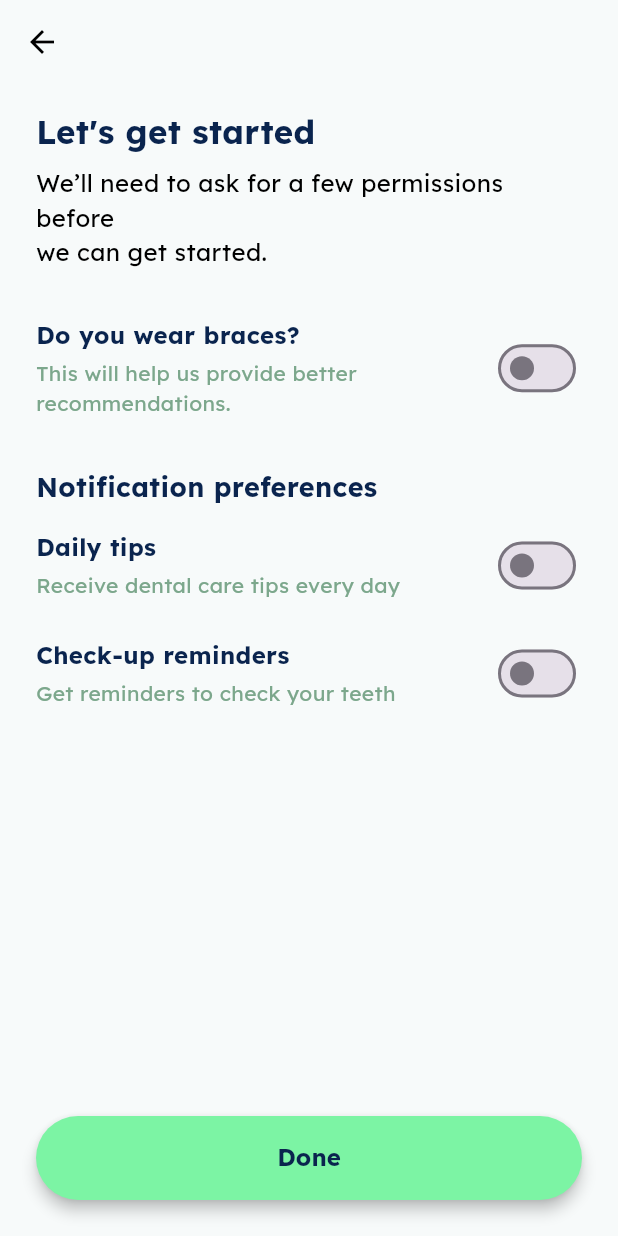
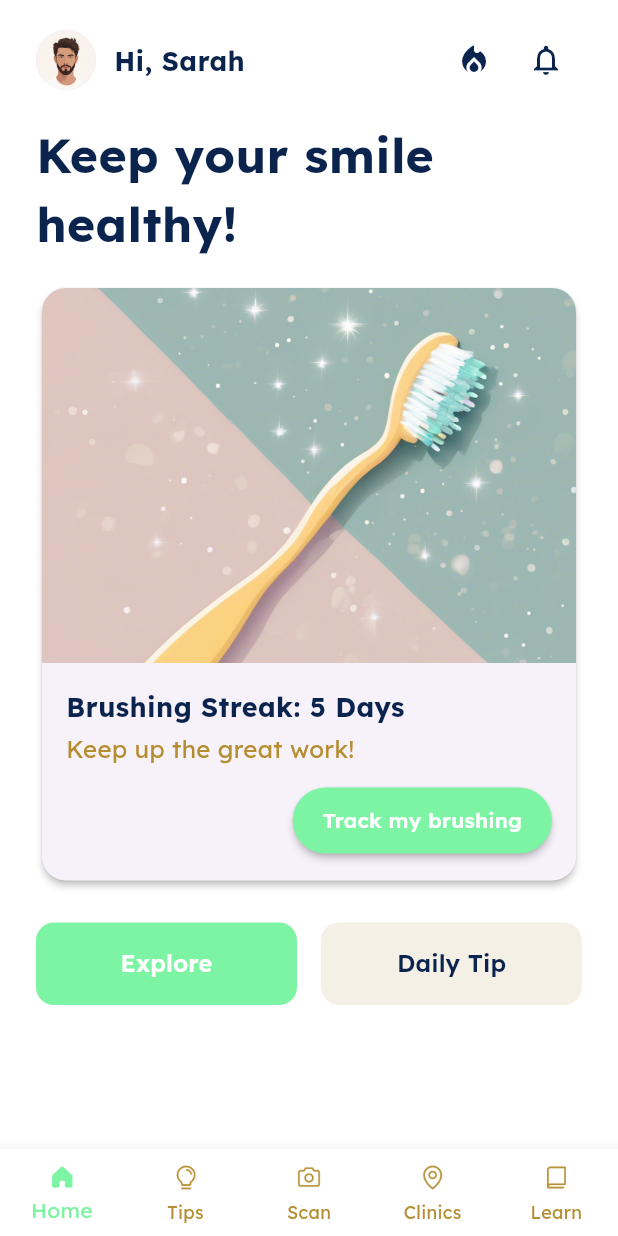
Before and after one commit to Elhameed/SmileSage, a Flutter app: the PermissionsScreen screen opened by its route, after a tap on "Done", on a phone screen of 412 x 824 dp. Run offline on Flutter 3.47's test engine with Material 3 defaults, Android fonts, the phone set to English and light mode, and no system bars; our stand-ins replace google_fonts.

Commit message:
created mock home page

```diff
--- a/smilesage/lib/main.dart
+++ b/smilesage/lib/main.dart
@@ -5,6 +5,7 @@ import 'screens/welcome_screen.dart';
 import 'screens/sign_up_screen.dart';
 import 'screens/login_screen.dart';
 import 'screens/permissions_screen.dart';
+import 'screens/home_screen.dart';
 import 'screens/scan_workflow_screen.dart';
 
 void main() => runApp(const DentalApp());
@@ -30,6 +31,7 @@ class DentalApp extends StatelessWidget {
         SignUpScreen.routeName: (_) => const SignUpScreen(),
         LoginScreen.routeName: (_) => const LoginScreen(),
         PermissionsScreen.routeName: (_) => const PermissionsScreen(),
+        HomeScreen.routeName: (_) => const HomeScreen(),
         ScanWorkflowScreen.routeName: (_) => const ScanWorkflowScreen(),
       },
     );
--- /dev/null
+++ b/smilesage/lib/screens/home_screen.dart
@@ -0,0 +1,283 @@
+import 'package:flutter/material.dart';
+import 'scan_workflow_screen.dart';
+
+class HomeScreen extends StatefulWidget {
+  static const routeName = '/home';
+  const HomeScreen({Key? key}) : super(key: key);
+
+  @override
+  State<HomeScreen> createState() => _HomeScreenState();
+}
+
+class _HomeScreenState extends State<HomeScreen> {
+  // Tracks which bottom nav item is selected; Home = 0
+  int _selectedIndex = 0;
+
+  void _onNavItemTapped(int index) {
+    if (index == 2) {
+      // Scan icon tapped → navigate to ScanWorkflowScreen
+      Navigator.of(context).pushNamed(ScanWorkflowScreen.routeName);
+      return; // keep Home selected
+    }
+    // Otherwise, update state to reflect selected index
+    setState(() => _selectedIndex = index);
+    // TODO: add navigation to other tabs (Tips, Clinics, Learn) as needed
+  }
+
+  @override
+  Widget build(BuildContext context) {
+    // Color constants
+    const backgroundWhite = Colors.white;
+    const darkText = Color(0xFF0A244E);
+    const subtitleText = Color(0xFF3A3A3A);
+    const goldText = Color(0xFFB58E31);
+    const primaryGreen = Color(0xFF7CF4A4);
+    const lightBeige = Color(0xFFF5F0E6);
+
+    return Scaffold(
+      backgroundColor: backgroundWhite,
+      body: SafeArea(
+        child: Column(
+          children: [
+            // 1) Top Bar: Avatar, "Hi, Sarah", and two action icons
+            Padding(
+              padding: const EdgeInsets.symmetric(horizontal: 24, vertical: 16),
+              child: Row(
+                children: [
+                  // Avatar
+                  CircleAvatar(
+                    radius: 20,
+                    backgroundImage: AssetImage('assets/images/avatar.png'),
+                  ),
+                  const SizedBox(width: 12),
+                  // Greeting Text
+                  const Expanded(
+                    child: Text(
+                      'Hi, Sarah',
+                      style: TextStyle(
+                        fontSize: 18,
+                        fontWeight: FontWeight.bold,
+                        color: darkText,
+                      ),
+                    ),
+                  ),
+                  // Icon 1 (e.g., streak icon)
+                  IconButton(
+                    icon: const Icon(
+                      Icons.local_fire_department,
+                      color: darkText,
+                    ),
+                    onPressed: () {
+                      // TODO: handle streak action
+                    },
+                  ),
+                  // Notification Bell icon
+                  IconButton(
+                    icon: const Icon(Icons.notifications_none, color: darkText),
+                    onPressed: () {
+                      // TODO: handle notification action
+                    },
+                  ),
+                ],
+              ),
+            ),
+
+            // 2) “Keep your smile healthy!” header
+            Padding(
+              padding: const EdgeInsets.symmetric(horizontal: 24),
+              child: Row(
+                children: const [
+                  Text(
+                    'Keep your smile\nhealthy!',
+                    style: TextStyle(
+                      fontSize: 32,
+                      fontWeight: FontWeight.bold,
+                      color: darkText,
+                    ),
+                  ),
+                ],
+              ),
+            ),
+
+            const SizedBox(height: 16),
+
+            // 3) Brushing Streak Card
+            Padding(
+              padding: const EdgeInsets.symmetric(horizontal: 24),
+              child: Card(
+                shape: RoundedRectangleBorder(
+                  borderRadius: BorderRadius.circular(16),
+                ),
+                elevation: 2,
+                child: Column(
+                  crossAxisAlignment: CrossAxisAlignment.stretch,
+                  children: [
+                    // Image at top of card
+                    ClipRRect(
+                      borderRadius: const BorderRadius.vertical(
+                        top: Radius.circular(16),
+                      ),
+                      child: Image.asset(
+                        'assets/images/home_card.png',
+                        height: 250,
+                        fit: BoxFit.cover,
+                        width: double.infinity,
+                      ),
+                    ),
+
+                    // Card content: Streak text, subtext, and button
+                    Padding(
+                      padding: const EdgeInsets.fromLTRB(16, 16, 16, 16),
+                      child: Column(
+                        crossAxisAlignment: CrossAxisAlignment.start,
+                        children: [
+                          const Text(
+                            'Brushing Streak: 5 Days',
+                            style: TextStyle(
+                              fontSize: 18,
+                              fontWeight: FontWeight.bold,
+                              color: darkText,
+                            ),
+                          ),
+                          const SizedBox(height: 4),
+                          const Text(
+                            'Keep up the great work!',
+                            style: TextStyle(fontSize: 16, color: goldText),
+                          ),
+                          const SizedBox(height: 12),
+                          Align(
+                            alignment: Alignment.centerRight,
+                            child: ElevatedButton(
+                              onPressed: () {
+                                // TODO: navigate to brushing tracker logic
+                              },
+                              style: ElevatedButton.styleFrom(
+                                backgroundColor: primaryGreen,
+                                shape: const StadiumBorder(),
+                                elevation: 2,
+                                padding: const EdgeInsets.symmetric(
+                                  horizontal: 20,
+                                  vertical: 12,
+                                ),
+                              ),
+                              child: const Text(
+                                'Track my brushing',
+                                style: TextStyle(
+                                  fontSize: 14,
+                                  fontWeight: FontWeight.w600,
+                                  color: Colors.white,
+                                ),
+                              ),
+                            ),
+                          ),
+                        ],
+                      ),
+                    ),
+                  ],
+                ),
+              ),
+            ),
+
+            const SizedBox(height: 24),
+
+            // 4) Two tab buttons: Explore (green) and Daily Tip (beige)
+            Padding(
+              padding: const EdgeInsets.symmetric(horizontal: 24),
+              child: Row(
+                children: [
+                  // Explore button
+                  Expanded(
+                    child: ElevatedButton(
+                      onPressed: () {
+                        // TODO: handle Explore tap
+                      },
+                      style: ElevatedButton.styleFrom(
+                        backgroundColor: primaryGreen,
+                        shape: RoundedRectangleBorder(
+                          borderRadius: BorderRadius.circular(12),
+                        ),
+                        padding: const EdgeInsets.symmetric(vertical: 16),
+                        elevation: 0,
+                      ),
+                      child: const Text(
+                        'Explore',
+                        style: TextStyle(
+                          fontSize: 16,
+                          fontWeight: FontWeight.w600,
+                          color: Colors.white,
+                        ),
+                      ),
+                    ),
+                  ),
+
+                  const SizedBox(width: 16),
+
+                  // Daily Tip button
+                  Expanded(
+                    child: ElevatedButton(
+                      onPressed: () {
+                        // TODO: handle Daily Tip tap
+                      },
+                      style: ElevatedButton.styleFrom(
+                        backgroundColor: lightBeige,
+                        shape: RoundedRectangleBorder(
+                          borderRadius: BorderRadius.circular(12),
+                        ),
+                        padding: const EdgeInsets.symmetric(vertical: 16),
+                        elevation: 0,
+                      ),
+                      child: const Text(
+                        'Daily Tip',
+                        style: TextStyle(
+                          fontSize: 16,
+                          fontWeight: FontWeight.w600,
+                          color: darkText,
+                        ),
+                      ),
+                    ),
+                  ),
+                ],
+              ),
+            ),
+
+            // Spacer to push content up so bottom nav sits at bottom
+            const Spacer(),
+          ],
+        ),
+      ),
+
+      // 5) BottomNavigationBar
+      bottomNavigationBar: BottomNavigationBar(
+        type: BottomNavigationBarType.fixed,
+        backgroundColor: backgroundWhite,
+        selectedItemColor: primaryGreen,
+        unselectedItemColor: goldText,
+        currentIndex: _selectedIndex,
+        onTap: _onNavItemTapped,
+        showUnselectedLabels: true,
+        items: const [
+          BottomNavigationBarItem(
+            icon: ImageIcon(AssetImage('assets/images/icon_home.png')),
+            label: 'Home',
+          ),
+          BottomNavigationBarItem(
+            icon: ImageIcon(AssetImage('assets/images/icon_tips.png')),
+            label: 'Tips',
+          ),
+          BottomNavigationBarItem(
+            icon: ImageIcon(AssetImage('assets/images/icon_scan.png')),
+            label: 'Scan',
+          ),
+          BottomNavigationBarItem(
+            icon: ImageIcon(AssetImage('assets/images/icon_clinics.png')),
+            label: 'Clinics',
+          ),
+          BottomNavigationBarItem(
+            icon: ImageIcon(AssetImage('assets/images/icon_learn.png')),
+            label: 'Learn',
+          ),
+        ],
+      ),
+    );
+  }
+}
--- a/smilesage/lib/screens/permissions_screen.dart
+++ b/smilesage/lib/screens/permissions_screen.dart
@@ -174,7 +174,7 @@ class _PermissionsScreenState extends State<PermissionsScreen> {
           height: 56,
           child: ElevatedButton(
             onPressed: () {
-              // TODO: save prefs & navigate forward
+              Navigator.of(context).pushNamed('/home');
             },
             style: ElevatedButton.styleFrom(
               backgroundColor: primaryGreen,
--- a/smilesage/pubspec.yaml
+++ b/smilesage/pubspec.yaml
@@ -35,6 +35,8 @@ dependencies:
   # The following adds the Cupertino Icons font to your application.
   # Use with the CupertinoIcons class for iOS style icons.
   cupertino_icons: ^1.0.8
+  tflite_flutter: ^0.11.0
+  image: ^4.5.4
 
 dev_dependencies:
   flutter_test:
@@ -61,6 +63,7 @@ flutter:
   # To add assets to your application, add an assets section, like this:
   assets:
     - assets/images/
+    - assets/models/efficientnetb0_finetuned.tflite
 
   # An image asset can refer to one or more resolution-specific "variants", see
   # https://flutter.dev/to/resolution-aware-images
```
Also changed, not shown: smilesage/assets/images/avatar.png (added), smilesage/assets/images/home_card.png (added), smilesage/assets/images/icon_clinics.png (added), smilesage/assets/images/icon_home.png (added), smilesage/assets/images/icon_learn.png (added), smilesage/assets/images/icon_scan.png (added), smilesage/assets/images/icon_tips.png (added), smilesage/pubspec.lock, 3 other files.
